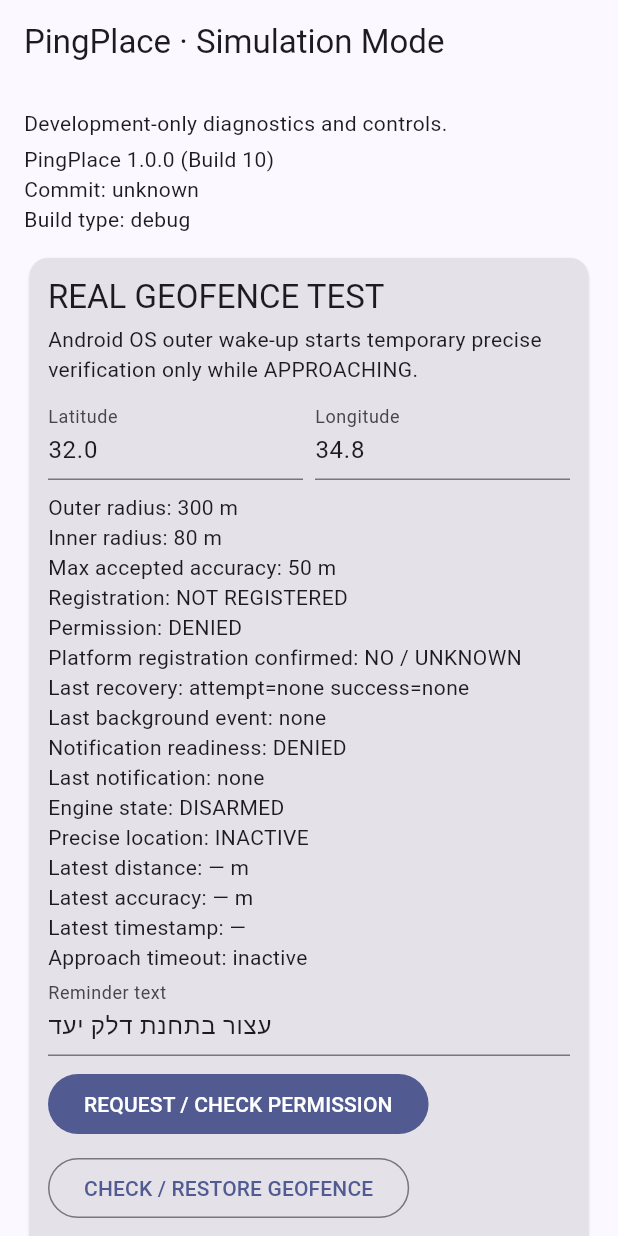
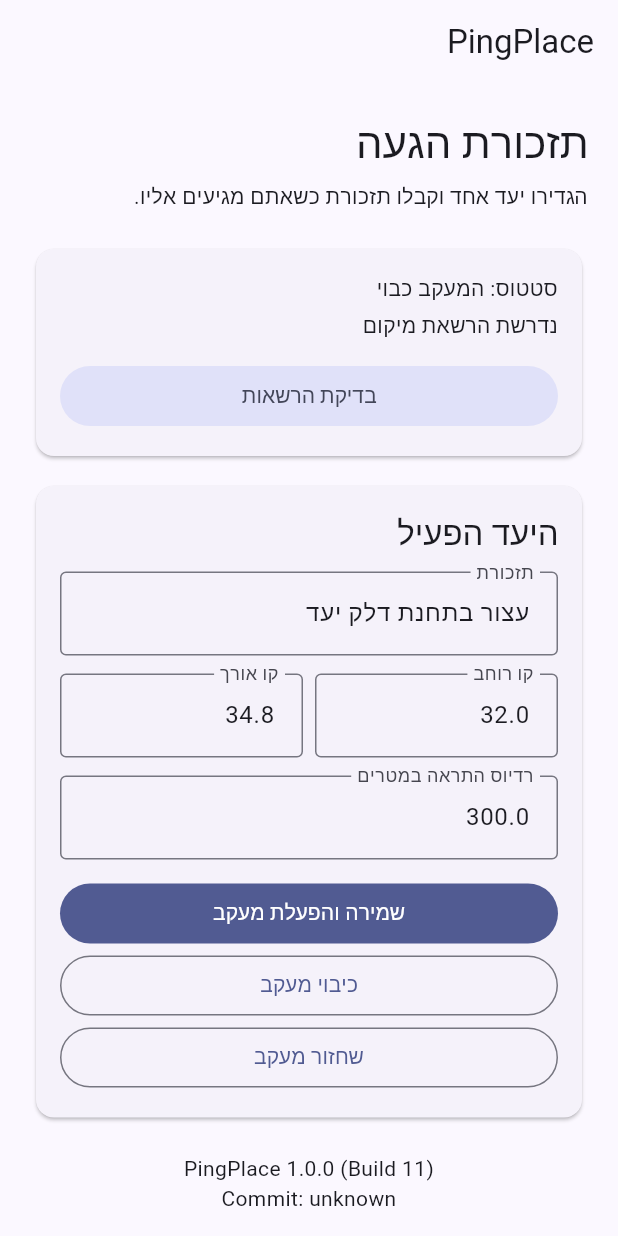
Before and after one commit to bandora78/pingplace, a Flutter app: the screen it shows after launch, on a phone screen of 412 x 824 dp. Run offline on Flutter 3.47's test engine with Material 3 defaults, Android fonts, the phone set to English and light mode, and no system bars.

Commit message:
APP-07: separate production UI from developer simulation (#22)
* APP-07: separate production UI from developer simulation

* APP-07: preserve repository line endings

* APP-07: make production registration transactional

* APP-07: roll back persisted state after reminder failure

```diff
--- a/lib/main.dart
+++ b/lib/main.dart
@@ -1,7 +1,10 @@
+import 'dart:async';
+
 import 'package:flutter/material.dart';
 
 import 'src/background/background_arrival.dart';
-import 'src/simulation/development_simulation_screen.dart';
+import 'src/geofence/development_geofence_controller.dart';
+import 'src/home/pingplace_home_screen.dart';
 
 void main() {
   runApp(const PingPlaceApp());
@@ -10,15 +13,35 @@
 @pragma('vm:entry-point')
 Future<void> backgroundMain() => runBackgroundArrival();
 
-final class PingPlaceApp extends StatelessWidget {
+final class PingPlaceApp extends StatefulWidget {
   const PingPlaceApp({super.key});
+
+  @override
+  State<PingPlaceApp> createState() => _PingPlaceAppState();
+}
+
+final class _PingPlaceAppState extends State<PingPlaceApp> {
+  final DevelopmentGeofenceController geofenceController =
+      DevelopmentGeofenceController();
+
+  @override
+  void initState() {
+    super.initState();
+    unawaited(geofenceController.initialize());
+  }
+
+  @override
+  void dispose() {
+    geofenceController.dispose();
+    super.dispose();
+  }
 
   @override
   Widget build(BuildContext context) {
     return MaterialApp(
       title: 'PingPlace',
       theme: ThemeData(colorSchemeSeed: Colors.indigo, useMaterial3: true),
-      home: const DevelopmentSimulationScreen(),
+      home: PingPlaceHomeScreen(controller: geofenceController),
     );
   }
 }
--- a/lib/src/build_info.dart
+++ b/lib/src/build_info.dart
@@ -13,7 +13,7 @@
     ),
     buildNumber: String.fromEnvironment(
       'PINGPLACE_BUILD_NUMBER',
-      defaultValue: '10',
+      defaultValue: '11',
     ),
     commit: String.fromEnvironment(
       'PINGPLACE_GIT_SHA',
--- /dev/null
+++ b/lib/src/home/pingplace_home_screen.dart
@@ -0,0 +1,284 @@
+import 'package:flutter/material.dart';
+
+import '../build_info.dart';
+import '../geofence/development_geofence_controller.dart';
+import '../geofence/geofence_service.dart';
+import '../simulation/development_simulation_screen.dart';
+
+final class PingPlaceHomeScreen extends StatefulWidget {
+  const PingPlaceHomeScreen({required this.controller, super.key});
+
+  final DevelopmentGeofenceController controller;
+
+  @override
+  State<PingPlaceHomeScreen> createState() => _PingPlaceHomeScreenState();
+}
+
+final class _PingPlaceHomeScreenState extends State<PingPlaceHomeScreen> {
+  late final TextEditingController latitudeController;
+  late final TextEditingController longitudeController;
+  late final TextEditingController radiusController;
+  late final TextEditingController reminderController;
+  late final FocusNode latitudeFocus;
+  late final FocusNode longitudeFocus;
+  late final FocusNode radiusFocus;
+  late final FocusNode reminderFocus;
+  int _developerTapCount = 0;
+
+  DevelopmentGeofenceController get controller => widget.controller;
+
+  @override
+  void initState() {
+    super.initState();
+    latitudeController = TextEditingController();
+    longitudeController = TextEditingController();
+    radiusController = TextEditingController();
+    reminderController = TextEditingController();
+    latitudeFocus = FocusNode();
+    longitudeFocus = FocusNode();
+    radiusFocus = FocusNode();
+    reminderFocus = FocusNode();
+    controller.addListener(_refresh);
+    _syncFields();
+  }
+
+  @override
+  void dispose() {
+    controller.removeListener(_refresh);
+    latitudeController.dispose();
+    longitudeController.dispose();
+    radiusController.dispose();
+    reminderController.dispose();
+    latitudeFocus.dispose();
+    longitudeFocus.dispose();
+    radiusFocus.dispose();
+    reminderFocus.dispose();
+    super.dispose();
+  }
+
+  void _refresh() {
+    if (!mounted) return;
+    _syncFields();
+    setState(() {});
+  }
+
+  void _syncFields() {
+    if (!latitudeFocus.hasFocus) {
+      latitudeController.text = controller.latitude.toString();
+    }
+    if (!longitudeFocus.hasFocus) {
+      longitudeController.text = controller.longitude.toString();
+    }
+    if (!radiusFocus.hasFocus) {
+      radiusController.text = controller.radius.toString();
+    }
+    if (!reminderFocus.hasFocus) {
+      reminderController.text = controller.reminderText;
+    }
+  }
+
+  Future<void> _saveAndRegister() async {
+    final latitude = double.tryParse(latitudeController.text.trim());
+    final longitude = double.tryParse(longitudeController.text.trim());
+    final radius = double.tryParse(radiusController.text.trim());
+    if (latitude == null || longitude == null || radius == null) {
+      ScaffoldMessenger.of(context).showSnackBar(
+        const SnackBar(content: Text('נא להזין קואורדינטות ורדיוס תקינים')),
+      );
+      return;
+    }
+
+    final succeeded = await controller.registerTarget(
+      targetLatitude: latitude,
+      targetLongitude: longitude,
+      targetRadius: radius,
+      targetReminderText: reminderController.text,
+    );
+    if (!mounted || succeeded) return;
+    ScaffoldMessenger.of(context).showSnackBar(
+      SnackBar(
+        content: Text(
+          controller.lastError ?? 'שמירת היעד והפעלת המעקב נכשלו',
+        ),
+      ),
+    );
+  }
+  void _openDeveloperMode() {
+    Navigator.of(context).push(
+      MaterialPageRoute<void>(
+        builder: (_) => DevelopmentSimulationScreen(realGeofence: controller),
+      ),
+    );
+  }
+
+  void _onVersionTap() {
+    _developerTapCount++;
+    if (_developerTapCount >= 7) {
+      _developerTapCount = 0;
+      _openDeveloperMode();
+    }
+  }
+
+  @override
+  Widget build(BuildContext context) {
+    final permission = switch (controller.permission) {
+      GeofencePermissionStatus.denied => 'נדרשת הרשאת מיקום',
+      GeofencePermissionStatus.foregroundOnly => 'נדרשת הרשאת מיקום גם ברקע',
+      GeofencePermissionStatus.backgroundAllowed => 'הרשאת מיקום תקינה',
+    };
+    final status = controller.registered ? 'המעקב פעיל' : 'המעקב כבוי';
+
+    return Directionality(
+      textDirection: TextDirection.rtl,
+      child: Scaffold(
+        appBar: AppBar(title: const Text('PingPlace')),
+        body: ListView(
+          padding: const EdgeInsets.all(20),
+          children: [
+            Text(
+              'תזכורת הגעה',
+              style: Theme.of(context).textTheme.headlineMedium,
+            ),
+            const SizedBox(height: 8),
+            const Text('הגדירו יעד אחד וקבלו תזכורת כשאתם מגיעים אליו.'),
+            const SizedBox(height: 20),
+            Card(
+              child: Padding(
+                padding: const EdgeInsets.all(16),
+                child: Column(
+                  crossAxisAlignment: CrossAxisAlignment.stretch,
+                  children: [
+                    Text('סטטוס: $status'),
+                    const SizedBox(height: 4),
+                    Text(permission),
+                    if (controller.lastError != null) ...[
+                      const SizedBox(height: 8),
+                      Text(
+                        controller.lastError!,
+                        style: TextStyle(
+                          color: Theme.of(context).colorScheme.error,
+                        ),
+                      ),
+                    ],
+                    if (controller.recoveryStatus.lastRecoveryFailure != null)
+                      Text(
+                        controller.recoveryStatus.lastRecoveryFailure!,
+                        style: TextStyle(
+                          color: Theme.of(context).colorScheme.error,
+                        ),
+                      ),
+                    const SizedBox(height: 12),
+                    FilledButton.tonal(
+                      onPressed: controller.requestPermission,
+                      child: const Text('בדיקת הרשאות'),
+                    ),
+                  ],
+                ),
+              ),
+            ),
+            const SizedBox(height: 12),
+            Card(
+              child: Padding(
+                padding: const EdgeInsets.all(16),
+                child: Column(
+                  crossAxisAlignment: CrossAxisAlignment.stretch,
+                  children: [
+                    Text(
+                      'היעד הפעיל',
+                      style: Theme.of(context).textTheme.titleLarge,
+                    ),
+                    const SizedBox(height: 12),
+                    TextField(
+                      controller: reminderController,
+                      focusNode: reminderFocus,
+                      decoration: const InputDecoration(
+                        labelText: 'תזכורת',
+                        border: OutlineInputBorder(),
+                      ),
+                    ),
+                    const SizedBox(height: 12),
+                    Row(
+                      children: [
+                        Expanded(
+                          child: TextField(
+                            controller: latitudeController,
+                            focusNode: latitudeFocus,
+                            keyboardType: const TextInputType.numberWithOptions(
+                              decimal: true,
+                              signed: true,
+                            ),
+                            decoration: const InputDecoration(
+                              labelText: 'קו רוחב',
+                              border: OutlineInputBorder(),
+                            ),
+                          ),
+                        ),
+                        const SizedBox(width: 8),
+                        Expanded(
+                          child: TextField(
+                            controller: longitudeController,
+                            focusNode: longitudeFocus,
+                            keyboardType: const TextInputType.numberWithOptions(
+                              decimal: true,
+                              signed: true,
+                            ),
+                            decoration: const InputDecoration(
+                              labelText: 'קו אורך',
+                              border: OutlineInputBorder(),
+                            ),
+                          ),
+                        ),
+                      ],
+                    ),
+                    const SizedBox(height: 12),
+                    TextField(
+                      controller: radiusController,
+                      focusNode: radiusFocus,
+                      keyboardType: const TextInputType.numberWithOptions(
+                        decimal: true,
+                      ),
+                      decoration: const InputDecoration(
+                        labelText: 'רדיוס התראה במטרים',
+                        border: OutlineInputBorder(),
+                      ),
+                    ),
+                    const SizedBox(height: 12),
+                    FilledButton(
+                      onPressed: controller.initialized
+                          ? _saveAndRegister
+                          : null,
+                      child: const Text('שמירה והפעלת מעקב'),
+                    ),
+                    OutlinedButton(
+                      onPressed: controller.remove,
+                      child: const Text('כיבוי מעקב'),
+                    ),
+                    OutlinedButton(
+                      onPressed: controller.restoreGeofence,
+                      child: const Text('שחזור מעקב'),
+                    ),
+                  ],
+                ),
+              ),
+            ),
+            const SizedBox(height: 20),
+            GestureDetector(
+              key: const Key('developer-mode-gesture'),
+              onLongPress: _openDeveloperMode,
+              onTap: _onVersionTap,
+              child: Semantics(
+                label: 'גרסת האפליקציה. הקשה חוזרת פותחת מצב מפתח',
+                child: Column(
+                  children: [
+                    Text(BuildInfo.current.versionLabel),
+                    Text(BuildInfo.current.commitLabel),
+                  ],
+                ),
+              ),
+            ),
+          ],
+        ),
+      ),
+    );
+  }
+}
--- a/lib/src/simulation/development_simulation_screen.dart
+++ b/lib/src/simulation/development_simulation_screen.dart
@@ -6,7 +6,9 @@
 import 'development_simulation_controller.dart';
 
 final class DevelopmentSimulationScreen extends StatefulWidget {
-  const DevelopmentSimulationScreen({super.key});
+  const DevelopmentSimulationScreen({required this.realGeofence, super.key});
+
+  final DevelopmentGeofenceController realGeofence;
 
   @override
   State<DevelopmentSimulationScreen> createState() =>
@@ -16,8 +18,7 @@
 final class _DevelopmentSimulationScreenState
     extends State<DevelopmentSimulationScreen> {
   final SimulationController controller = SimulationController();
-  final DevelopmentGeofenceController realGeofence =
-      DevelopmentGeofenceController();
+  late final DevelopmentGeofenceController realGeofence = widget.realGeofence;
   late final TextEditingController latitudeController;
   late final TextEditingController longitudeController;
   late final TextEditingController reminderController;
@@ -34,13 +35,6 @@
       text: realGeofence.longitude.toString(),
     );
     reminderController = TextEditingController(text: realGeofence.reminderText);
-    realGeofence.initialize().then((_) {
-      if (!mounted) return;
-      latitudeController.text = realGeofence.latitude.toString();
-      longitudeController.text = realGeofence.longitude.toString();
-      reminderController.text = realGeofence.reminderText;
-      setState(() {});
-    });
   }
 
   @override
@@ -48,7 +42,6 @@
     controller.removeListener(_refresh);
     controller.dispose();
     realGeofence.removeListener(_refresh);
-    realGeofence.dispose();
     latitudeController.dispose();
     longitudeController.dispose();
     reminderController.dispose();
--- a/pubspec.yaml
+++ b/pubspec.yaml
@@ -16,7 +16,7 @@
 # https://developer.apple.com/library/archive/documentation/General/Reference/InfoPlistKeyReference/Articles/CoreFoundationKeys.html
 # In Windows, build-name is used as the major, minor, and patch parts
 # of the product and file versions while build-number is used as the build suffix.
-version: 1.0.0+10
+version: 1.0.0+11
 
 environment:
   sdk: ^3.13.5
```
Also changed, not shown: lib/src/geofence/development_geofence_controller.dart (+109 -5 lines), 6 other files.
